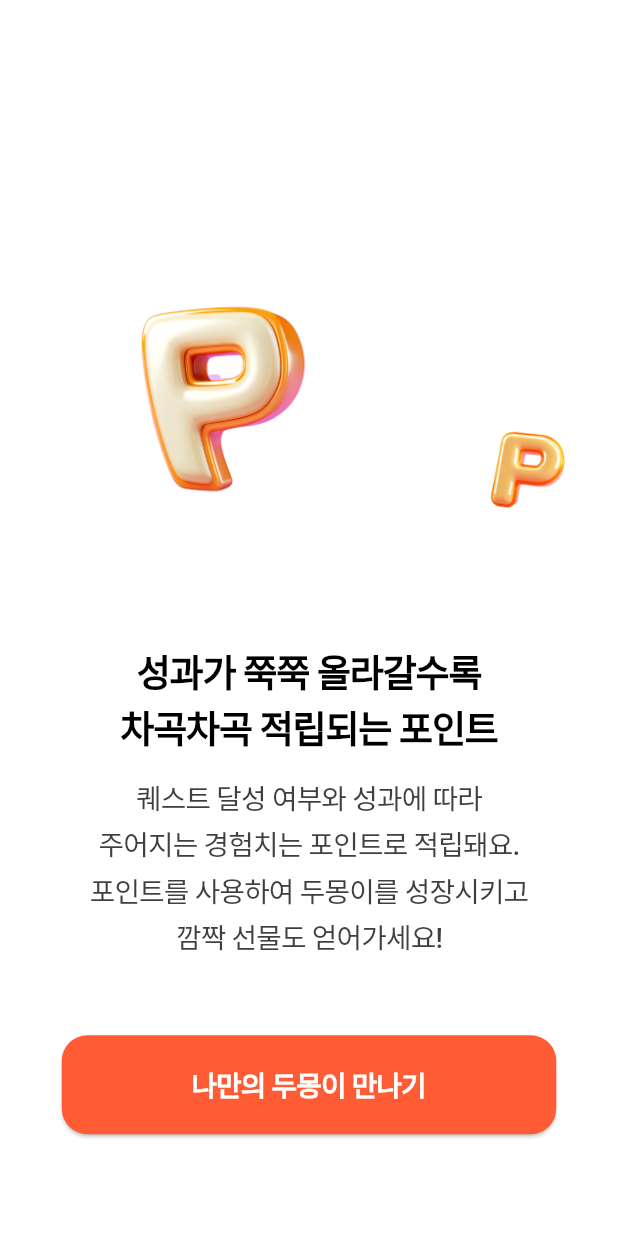
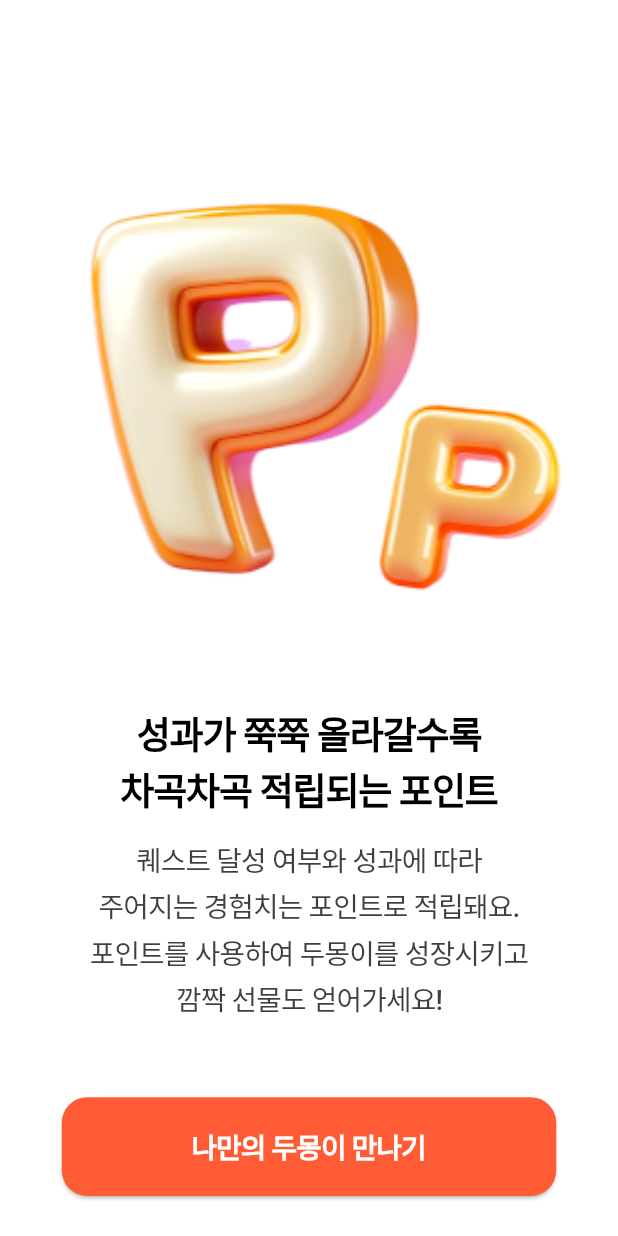
Before and after one commit to Mymyseoyoung/zerotoone_project, a Flutter app: the Pointintro screen opened directly, on a phone screen of 412 x 824 dp. Run offline on Flutter 3.47's test engine with Material 3 defaults, Android fonts, the phone set to English and light mode, and no system bars; Roboto replaces fonts that are missing (Pretendard).

Commit message:
point commit

```diff
--- a/lib/pointIntro.dart
+++ b/lib/pointIntro.dart
@@ -22,24 +22,12 @@ class Pointintro extends StatelessWidget {
                 children: [
                   // 큰 이미지
                   Image.asset(
-                    'assets/images/point_big.png',
-                    width: size.width * 0.7, // 큰 이미지 크기
-                    height: size.width * 0.7,
+                    'assets/images/point_bigsmall.png',
+                    width: size.width * 0.9, // 큰 이미지 크기
+                    height: size.width * 0.9,
                     fit: BoxFit.contain,
                   ),
                   // 오른쪽 이미지를 아래로 이동시키기 위한 Column
-
-                  Column(
-                    children: [
-                      SizedBox(height: size.width * 0.25), // 위쪽 간격 조정
-                      Image.asset(
-                        'assets/images/point_small.png',
-                        width: size.width * 0.3, // 오른쪽 이미지 크기
-                        height: size.width * 0.3,
-                        fit: BoxFit.contain,
-                      ),
-                    ],
-                  ),
                 ],
               ),
               const SizedBox(height: 24),
```
Also changed, not shown: assets/images/point_bigsmall.png (added).
